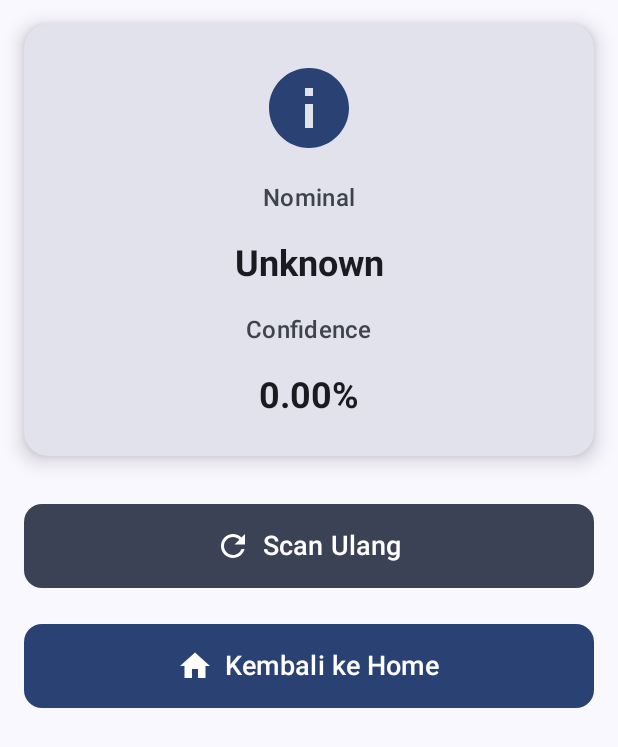
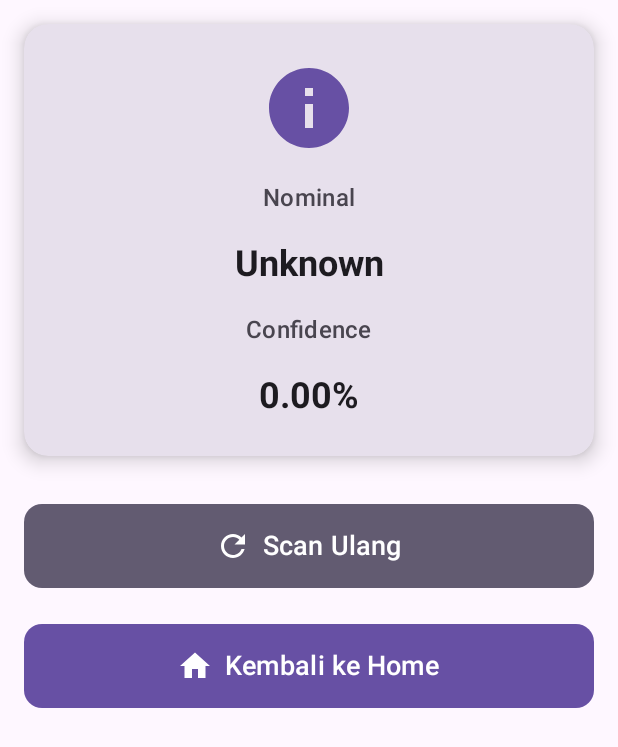
Before and after one commit to Bangkit-Product-Capstone-C242-PS196/mobile-development, an Android app built with Jetpack Compose: the ResultScreen screen opened through its navigation route, on a phone screen of 412 x 824 dp. Shown: the top 747 px of the screen. Run offline under Robolectric (Android 15) with nearby library versions, the phone set to English and light mode, and no system bars; our stand-ins replace Firebase (no records; nobody signed in at launch, a user with empty details on screens opened directly), Room's generated code.

Commit message:
fix: home UI, theme coloring

```diff
--- a/app/build.gradle.kts
+++ b/app/build.gradle.kts
@@ -14,7 +14,7 @@ android {
 
     defaultConfig {
         applicationId = "com.example.monev"
-        minSdk = 24
+        minSdk = 26
         targetSdk = 34
         versionCode = 1
         versionName = "1.0"
--- a/app/src/main/java/com/example/monev/ui/navigation/MyBottomBar.kt
+++ b/app/src/main/java/com/example/monev/ui/navigation/MyBottomBar.kt
@@ -1,7 +1,9 @@
+import androidx.compose.animation.animateContentSize
+import androidx.compose.foundation.layout.padding
+import androidx.compose.foundation.shape.RoundedCornerShape
 import androidx.compose.material.icons.Icons
 import androidx.compose.material.icons.filled.Face
 import androidx.compose.material.icons.filled.Home
-import androidx.compose.material.icons.filled.Menu
 import androidx.compose.material.icons.filled.Settings
 import androidx.compose.material3.NavigationBar
 import androidx.compose.material3.NavigationBarItem
@@ -10,111 +12,96 @@ import androidx.compose.material3.Icon
 import androidx.compose.material3.MaterialTheme
 import androidx.compose.material3.Text
 import androidx.compose.runtime.Composable
-import androidx.compose.runtime.mutableStateOf
-import androidx.compose.ui.graphics.Color
+import androidx.compose.ui.Modifier
+import androidx.compose.ui.draw.clip
+import androidx.compose.ui.draw.scale
+import androidx.compose.ui.draw.shadow
+import androidx.compose.ui.graphics.vector.ImageVector
+import androidx.compose.ui.text.font.FontWeight
 import androidx.compose.ui.unit.dp
 import androidx.compose.ui.unit.sp
 import androidx.navigation.NavController
+import androidx.navigation.NavGraph.Companion.findStartDestination
+import androidx.navigation.compose.currentBackStackEntryAsState
 import com.example.monev.ui.navigation.Destinations
-import androidx.compose.runtime.remember as remember1
 
 @Composable
 fun MyBottomBar(
     navController: NavController
 ) {
     val colorScheme = MaterialTheme.colorScheme
-
-    val selectedRoute = remember1 { mutableStateOf(Destinations.HomeScreen.route) }
+    val currentDestination = navController.currentBackStackEntryAsState().value
 
     NavigationBar(
-        containerColor = colorScheme.primary,
-        tonalElevation = 8.dp
+        containerColor = colorScheme.surfaceVariant,
+        tonalElevation = 8.dp,
+        modifier = Modifier
+            .clip(RoundedCornerShape(topStart = 20.dp, topEnd = 20.dp))
+            .shadow(8.dp)
     ) {
-        // Home Item
+        val navigationItems = listOf(
+            NavigationItem(
+                route = Destinations.HomeScreen.route,
+                icon = Icons.Default.Home,
+                label = "Beranda"
+            ),
+            NavigationItem(
+                route = Destinations.ChatbotScreen.route,
+                icon = Icons.Default.Face,
+                label = "Bot"
+            ),
+            NavigationItem(
+                route = Destinations.SettingScreen.route,
+                icon = Icons.Default.Settings,
+                label = "Pengaturan"
+            )
+        )
+
+        navigationItems.forEach { item ->
+            val isSelected = currentDestination?.destination?.route == item.route
+
             NavigationBarItem(
-            selected = selectedRoute.value == Destinations.HomeScreen.route,
+                selected = isSelected,
                 onClick = {
-                selectedRoute.value = Destinations.HomeScreen.route
-                navController.navigate(Destinations.HomeScreen.route) {
-                    popUpTo(Destinations.HomeScreen.route) { inclusive = true }
+                    navController.navigate(item.route) {
+                        popUpTo(navController.graph.findStartDestination().id) {
+                            saveState = true
+                        }
+                        launchSingleTop = true
+                        restoreState = true
                     }
                 },
                 icon = {
                     Icon(
-                    imageVector = Icons.Default.Home,
-                    contentDescription = "Home"
+                        imageVector = item.icon,
+                        contentDescription = item.label,
+                        modifier = Modifier.scale(if (isSelected) 1.2f else 1f)
                     )
                 },
                 label = {
                     Text(
-                    text = "Home",
-                    fontSize = 12.sp
+                        text = item.label,
+                        fontSize = 12.sp,
+                        fontWeight = if (isSelected) FontWeight.Bold else FontWeight.Normal
                     )
                 },
                 colors = NavigationBarItemDefaults.colors(
-                selectedIconColor = colorScheme.onPrimaryContainer,
-                selectedTextColor = colorScheme.scrim,
-                unselectedIconColor = colorScheme.scrim,
-                unselectedTextColor = colorScheme.scrim
-            )
-        )
-
-        // Bot Item
-        NavigationBarItem(
-            selected = selectedRoute.value == Destinations.ChatbotScreen.route,
-            onClick = {
-                selectedRoute.value = Destinations.ChatbotScreen.route
-                navController.navigate(Destinations.ChatbotScreen.route) {
-                    popUpTo(Destinations.ChatbotScreen.route) { inclusive = true }
-                }
-            },
-            icon = {
-                Icon(
-                    imageVector = Icons.Default.Face,
-                    contentDescription = "Chatbot"
-                )
-            },
-            label = {
-                Text(
-                    text = "Bot",
-                    fontSize = 12.sp
-                )
-            },
-            colors = NavigationBarItemDefaults.colors(
-                selectedIconColor = colorScheme.onPrimaryContainer,
-                selectedTextColor = colorScheme.scrim,
-                unselectedIconColor = colorScheme.scrim,
-                unselectedTextColor = colorScheme.scrim
-            )
-        )
-
-        // Settings Item
-        NavigationBarItem(
-            selected = selectedRoute.value == Destinations.SettingScreen.route,
-            onClick = {
-                selectedRoute.value = Destinations.SettingScreen.route
-                navController.navigate(Destinations.SettingScreen.route) {
-                    popUpTo(Destinations.SettingScreen.route) { inclusive = true }
-                }
-            },
-            icon = {
-                Icon(
-                    imageVector = Icons.Default.Settings,
-                    contentDescription = "Settings"
-                )
-            },
-            label = {
-                Text(
-                    text = "Settings",
-                    fontSize = 12.sp
-                )
-            },
-            colors = NavigationBarItemDefaults.colors(
-                selectedIconColor = colorScheme.onPrimaryContainer,
-                selectedTextColor = colorScheme.scrim,
-                unselectedIconColor = colorScheme.scrim,
-                unselectedTextColor = colorScheme.scrim
-            )
+                    selectedIconColor = colorScheme.onSurfaceVariant,
+                    selectedTextColor = colorScheme.primary,
+                    unselectedIconColor = colorScheme.onSurfaceVariant.copy(alpha = 0.6f),
+                    unselectedTextColor = colorScheme.onSurfaceVariant.copy(alpha = 0.6f)
+                ),
+                modifier = Modifier
+                    .padding(horizontal = 8.dp)
+                    .animateContentSize()
             )
         }
     }
+}
+
+// Helper data class for navigation items
+data class NavigationItem(
+    val route: String,
+    val icon: ImageVector,
+    val label: String
+)
--- a/app/src/main/java/com/example/monev/ui/navigation/Navigation.kt
+++ b/app/src/main/java/com/example/monev/ui/navigation/Navigation.kt
@@ -123,7 +123,7 @@ fun Navigation(modifier: Modifier = Modifier) {
     ) { paddingValues ->
         NavHost(
             navController = navController,
-            startDestination = if (isUserSignedIn) Destinations.HomeScreen.route else Destinations.SplashScreen.route,
+            startDestination = if (isUserSignedIn) Destinations.HomeScreen.route else Destinations.WelcomeScreen.route,
             modifier = Modifier.padding(paddingValues)
         ) {
             // WelcomeScreen (tanpa BottomBar)
--- a/app/src/main/java/com/example/monev/ui/screens/history/ListHistoryScreen.kt
+++ b/app/src/main/java/com/example/monev/ui/screens/history/ListHistoryScreen.kt
@@ -110,7 +110,7 @@ fun ListHistoryScreen(
     Scaffold(
         topBar = {
             SmallTopAppBar(
-                title = { Text("Riwayat Scan", color = colorScheme.scrim) },
+                title = { Text("Riwayat Scan", color = colorScheme.onPrimary) },
                 navigationIcon = {
                     IconButton(onClick = { navController.popBackStack() }) {
                         Icon(
--- a/app/src/main/java/com/example/monev/ui/screens/home/HomeScreen.kt
+++ b/app/src/main/java/com/example/monev/ui/screens/home/HomeScreen.kt
@@ -6,7 +6,6 @@ import android.content.pm.PackageManager
 import android.graphics.Bitmap
 import android.provider.MediaStore
 import android.speech.tts.TextToSpeech
-import android.util.Log
 import android.widget.Toast
 import androidx.activity.compose.rememberLauncherForActivityResult
 import androidx.activity.result.contract.ActivityResultContracts
@@ -16,6 +15,7 @@ import androidx.compose.foundation.clickable
 import androidx.compose.foundation.layout.Arrangement
 import androidx.compose.foundation.layout.Box
 import androidx.compose.foundation.layout.Column
+import androidx.compose.foundation.layout.Row
 import androidx.compose.foundation.layout.Spacer
 import androidx.compose.foundation.layout.fillMaxSize
 import androidx.compose.foundation.layout.fillMaxWidth
@@ -26,12 +26,14 @@ import androidx.compose.foundation.shape.CircleShape
 import androidx.compose.foundation.shape.RoundedCornerShape
 import androidx.compose.material.icons.Icons
 import androidx.compose.material.icons.filled.Person
+import androidx.compose.material.icons.filled.Settings
 import androidx.compose.material3.Button
 import androidx.compose.material3.ButtonDefaults
 import androidx.compose.material3.Card
 import androidx.compose.material3.CardDefaults
 import androidx.compose.material3.Icon
 import androidx.compose.material3.MaterialTheme
+import androidx.compose.material3.Surface
 import androidx.compose.material3.Text
 import androidx.compose.runtime.Composable
 import androidx.compose.runtime.getValue
@@ -41,9 +43,11 @@ import androidx.compose.runtime.setValue
 import androidx.compose.ui.Alignment
 import androidx.compose.ui.Modifier
 import androidx.compose.ui.draw.clip
+import androidx.compose.ui.draw.shadow
 import androidx.compose.ui.graphics.Color
 import androidx.compose.ui.layout.ContentScale
 import androidx.compose.ui.platform.LocalContext
+import androidx.compose.ui.res.painterResource
 import androidx.compose.ui.semantics.contentDescription
 import androidx.compose.ui.semantics.semantics
 import androidx.compose.ui.text.font.FontWeight
@@ -51,11 +55,11 @@ import androidx.compose.ui.unit.dp
 import androidx.core.content.ContextCompat
 import androidx.navigation.NavController
 import com.example.monev.sign_in.UserData
+import com.example.monev.R
 
 object ImageHolder {
     var lastImage: Bitmap? = null
 }
-
 @Composable
 fun HomeScreen(
     navController: NavController,
@@ -72,19 +76,10 @@ fun HomeScreen(
 
     var errorMessage by remember { mutableStateOf<String?>(null) }
 
-    val textToSpeech = remember { TextToSpeech(context) { status ->
-        if (status == TextToSpeech.SUCCESS) {
-            Log.d("HomeScreen", "TTS Initialized Successfully")
-        } else {
-            Log.e("HomeScreen", "Failed to initialize TTS")
-        }
-    } }
-
     val permissionLauncher = rememberLauncherForActivityResult(
         contract = ActivityResultContracts.RequestPermission()
     ) { isGranted: Boolean ->
         hasCameraPermission = isGranted
-        Log.d("HomeScreen", "Camera Permission: $isGranted")
         if (!isGranted) {
             Toast.makeText(context, "Izin kamera ditolak.", Toast.LENGTH_SHORT).show()
         }
@@ -100,16 +95,15 @@ fun HomeScreen(
                 ImageHolder.lastImage = imageBitmap
                 navController.navigate("ResultScreen/Unknown/0.0f")
             } else {
-                Log.e("HomeScreen", "Failed to capture image: Bitmap is null")
                 errorMessage = "Gagal mengambil gambar."
             }
         } else {
-            Log.e("HomeScreen", "Image capture failed: Result code is not OK")
             errorMessage = "Pengambilan gambar dibatalkan."
         }
     }
 
-    Box(
+    MaterialTheme {
+        Surface(
             modifier = Modifier
                 .fillMaxSize()
                 .background(MaterialTheme.colorScheme.background)
@@ -117,31 +111,49 @@ fun HomeScreen(
             Column(
                 modifier = Modifier
                     .fillMaxSize()
-                .padding(16.dp),
-            verticalArrangement = Arrangement.SpaceBetween,
-            horizontalAlignment = Alignment.CenterHorizontally
+                    .padding(16.dp)
             ) {
-            Column(
-                horizontalAlignment = Alignment.CenterHorizontally,
-                modifier = Modifier.weight(1f)
-            ) {
+                Spacer(modifier = Modifier.height(16.dp))
+
+                // Header
                 Text(
-                    text = "Halaman Beranda",
-                    style = MaterialTheme.typography.headlineSmall,
-                    color = MaterialTheme.colorScheme.onBackground,
-                    fontWeight = FontWeight.SemiBold,
-                    modifier = Modifier
-                        .padding(bottom = 4.dp)
-                        .semantics {
-                            contentDescription = "Halaman Beranda"
-                        }
+                    text = "Halo, ${userData?.username ?: "Pengguna"}",
+                    style = MaterialTheme.typography.headlineMedium,
+                    fontWeight = FontWeight.Bold,
+                    color = MaterialTheme.colorScheme.onBackground
                 )
 
-                Spacer(
+                Spacer(modifier = Modifier.height(20.dp))
+
+                // Camera Section
+                Box(
                     modifier = Modifier
-                        .height(100.dp)
-                )
-
+                        .fillMaxWidth()
+                        .height(300.dp)
+                        .clip(RoundedCornerShape(20.dp))
+                        .background(MaterialTheme.colorScheme.surfaceVariant)
+                        .shadow(8.dp, RoundedCornerShape(20.dp))
+                ) {
+                    Box(
+                        modifier = Modifier
+                            .fillMaxWidth()
+                            .height(300.dp)
+                            .clip(RoundedCornerShape(20.dp))
+                            .background(MaterialTheme.colorScheme.surfaceVariant)
+                            .shadow(8.dp, RoundedCornerShape(20.dp))
+                            .clickable {
+                                if (hasCameraPermission) {
+                                    val intent = Intent(MediaStore.ACTION_IMAGE_CAPTURE)
+                                    cameraLauncher.launch(intent)
+                                } else {
+                                    permissionLauncher.launch(Manifest.permission.CAMERA)
+                                }
+                            }
+                    ) {
+                        Box(
+                            modifier = Modifier.fillMaxSize(),
+                            contentAlignment = Alignment.Center
+                        ) {
                             Button(
                                 onClick = {
                                     if (hasCameraPermission) {
@@ -151,111 +163,90 @@ fun HomeScreen(
                                         permissionLauncher.launch(Manifest.permission.CAMERA)
                                     }
                                 },
-                    colors = ButtonDefaults.buttonColors(containerColor = MaterialTheme.colorScheme.primary),
+                                colors = ButtonDefaults.buttonColors(
+                                    containerColor = MaterialTheme.colorScheme.primary
+                                ),
                                 shape = CircleShape,
-                    modifier = Modifier
-                        .size(200.dp)
-                        .semantics {
-                            contentDescription = "Tombol Buka Kamera"
-                        }
+                                modifier = Modifier.size(100.dp)
                             ) {
                                 Icon(
                                     imageVector = Icons.Filled.Person,
                                     contentDescription = "Ikon Kamera",
                                     tint = Color.White,
-                        modifier = Modifier.size(60.dp)
+                                    modifier = Modifier.size(40.dp)
                                 )
                             }
+                        }
+                    }
+                }
 
-                Spacer(modifier = Modifier.height(24.dp))
-
-                Button(
-                    onClick = {
-                        navController.navigate("HistoryScreen")
-                    }
-                ) {
-                    Column(
-                        modifier = Modifier.fillMaxWidth()
-                    ) {
+                // History Card
+                Spacer(modifier = Modifier.height(20.dp))
                 Text(
-                            text = "Riwayat History",
-                            style = MaterialTheme.typography.titleLarge,
-                            color = MaterialTheme.colorScheme.onBackground,
-                            fontWeight = FontWeight.SemiBold,
-                            modifier = Modifier
-                                .padding(bottom = 8.dp)
-                                .semantics {
-                                    contentDescription = "Judul Riwayat History"
-                                }
+                    text = "Riwayat Scan",
+                    style = MaterialTheme.typography.headlineSmall,
+                    fontWeight = FontWeight.SemiBold
                 )
-
-                        Spacer(modifier = Modifier.height(8.dp))
-
+                Spacer(modifier = Modifier.height(16.dp))
                 Card(
-                            shape = RoundedCornerShape(16.dp),
                     modifier = Modifier
                         .fillMaxWidth()
                         .height(180.dp)
-                                .clickable {
-                                    navController.navigate("HistoryScreen")
-                                }
-                                .semantics {
-                                    contentDescription = "Card Riwayat History, klik untuk melihat daftar riwayat"
-                                },
-                            elevation = CardDefaults.cardElevation(defaultElevation = 8.dp)
+                        .clickable { navController.navigate("HistoryScreen") },
+                    shape = RoundedCornerShape(16.dp),
+                    elevation = CardDefaults.cardElevation(defaultElevation = 12.dp) // Meningkatkan elevasi
                 ) {
                     Box(
                         modifier = Modifier
                             .fillMaxSize()
-                                    .clip(RoundedCornerShape(16.dp))
+                            .background(MaterialTheme.colorScheme.surfaceVariant)
                     ) {
+                        // Gambar latar belakang
                         Image(
-                                    imageVector = Icons.Filled.Person,
-                                    contentDescription = "Background Riwayat History",
+                            painter = painterResource(id = R.drawable.welcome), // Ganti dengan gambar latar belakang yang sesuai
+                            contentDescription = null,
                             contentScale = ContentScale.Crop,
                             modifier = Modifier.fillMaxSize()
                         )
 
+                        // Overlay gelap
                         Box(
                             modifier = Modifier
                                 .fillMaxSize()
-                                        .background(Color.Black.copy(alpha = 0.4f))
+                                .background(Color.Black.copy(alpha = 0.5f)) // Meningkatkan transparansi
                         )
 
+                        // Konten di tengah
                         Box(
-                                    modifier = Modifier
-                                        .fillMaxSize(),
+                            modifier = Modifier.fillMaxSize(),
                             contentAlignment = Alignment.Center
+                        ) {
+                            Column(
+                                horizontalAlignment = Alignment.CenterHorizontally,
+                                verticalArrangement = Arrangement.Center
                             ) {
                                 Text(
                                     text = "10.000",
                                     style = MaterialTheme.typography.displayMedium.copy(
                                         color = Color.White,
                                         fontWeight = FontWeight.Bold
-                                        ),
-                                        modifier = Modifier
-                                            .semantics {
-                                                contentDescription = "Nominal Riwayat: 10.000"
+                                    )
+                                )
                             }
+                        }
+                    }
+                }
+
+                // Error Message
+                errorMessage?.let {
+                    Spacer(modifier = Modifier.height(16.dp))
+                    Text(
+                        text = "Error: $it",
+                        color = MaterialTheme.colorScheme.error,
+                        modifier = Modifier.fillMaxWidth()
                     )
                 }
             }
         }
     }
 }
-
-                errorMessage?.let {
-                    Text(
-                        text = "Error: $it",
-                        color = MaterialTheme.colorScheme.error,
-                        modifier = Modifier
-                            .padding(top = 8.dp)
-                            .semantics {
-                                contentDescription = "Pesan Error"
-                            }
-                    )
-                }
-            }
-        }
-    }
-}
--- a/app/src/main/java/com/example/monev/ui/theme/Theme.kt
+++ b/app/src/main/java/com/example/monev/ui/theme/Theme.kt
@@ -3,6 +3,7 @@ package com.example.monev.ui.theme
 import android.os.Build
 import androidx.compose.foundation.isSystemInDarkTheme
 import androidx.compose.material3.MaterialTheme
+import androidx.compose.material3.MaterialTheme.colorScheme
 import androidx.compose.material3.lightColorScheme
 import androidx.compose.material3.darkColorScheme
 import androidx.compose.material3.dynamicDarkColorScheme
@@ -206,28 +207,19 @@ data class ColorFamily(
     val onColorContainer: Color
 )
 
-val unspecified_scheme = ColorFamily(
-    Color.Unspecified, Color.Unspecified, Color.Unspecified, Color.Unspecified
-)
-
 @Composable
 fun MonevTheme(
     darkTheme: Boolean = isSystemInDarkTheme(),
-    dynamicColor: Boolean = true,
-    content: @Composable() () -> Unit
+    content: @Composable () -> Unit
 ) {
-    val colorScheme = when {
-        dynamicColor && Build.VERSION.SDK_INT >= Build.VERSION_CODES.S -> {
-            val context = LocalContext.current
-            if (darkTheme) dynamicDarkColorScheme(context) else dynamicLightColorScheme(context)
-        }
-
-        darkTheme -> darkScheme
-        else -> lightScheme
+    val colors = if (darkTheme) {
+        darkScheme
+    } else {
+        lightScheme
     }
 
     MaterialTheme(
-        colorScheme = colorScheme,
+        colorScheme = colors,
         typography = AppTypography,
         content = content
     )
--- a/app/src/main/java/com/example/monev/worker/DailyReminder.kt
+++ b/app/src/main/java/com/example/monev/worker/DailyReminder.kt
@@ -42,7 +42,7 @@ fun showDailyNotification(context: Context, title: String, message: String) {
 
 class DailyReminderWorker(context: Context, workerParams: WorkerParameters) : Worker(context, workerParams) {
     override fun doWork(): Result {
-        showDailyNotification(applicationContext, "Daily Reminder", "Don't forget to check your history!")
+        showDailyNotification(applicationContext, "Ada Apa Nich?", "Jangan lupa scan uangmu hari ini!")
         return Result.success()
     }
 }
```
Lines whose indentation alone changed are shown as unchanged.
